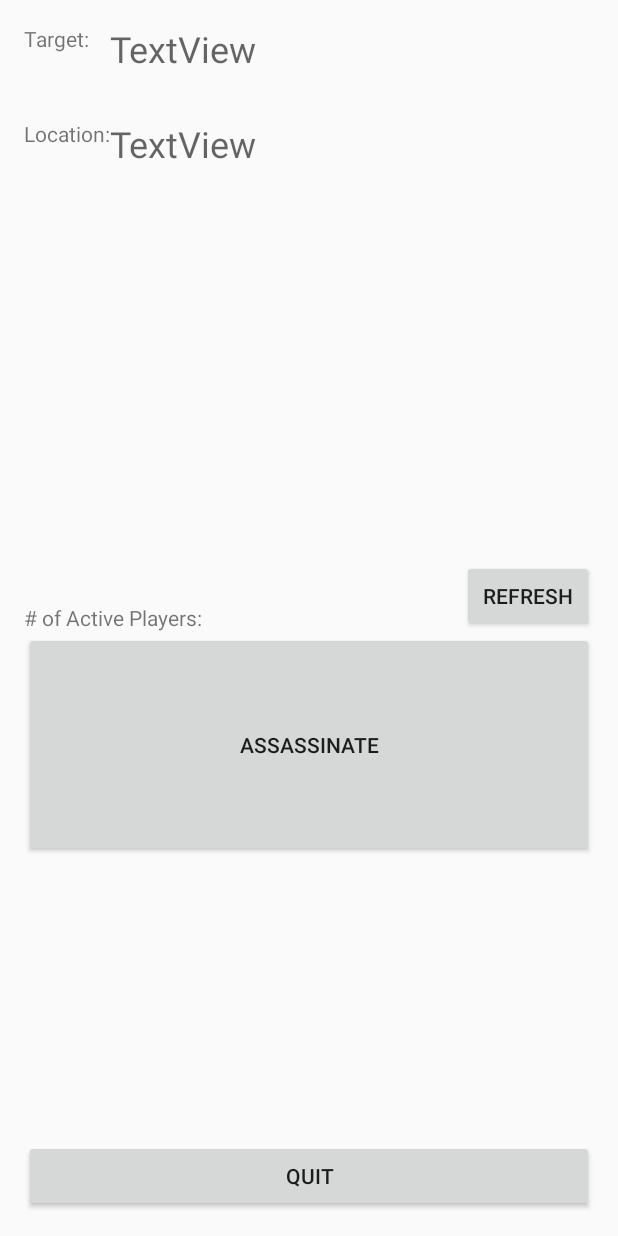
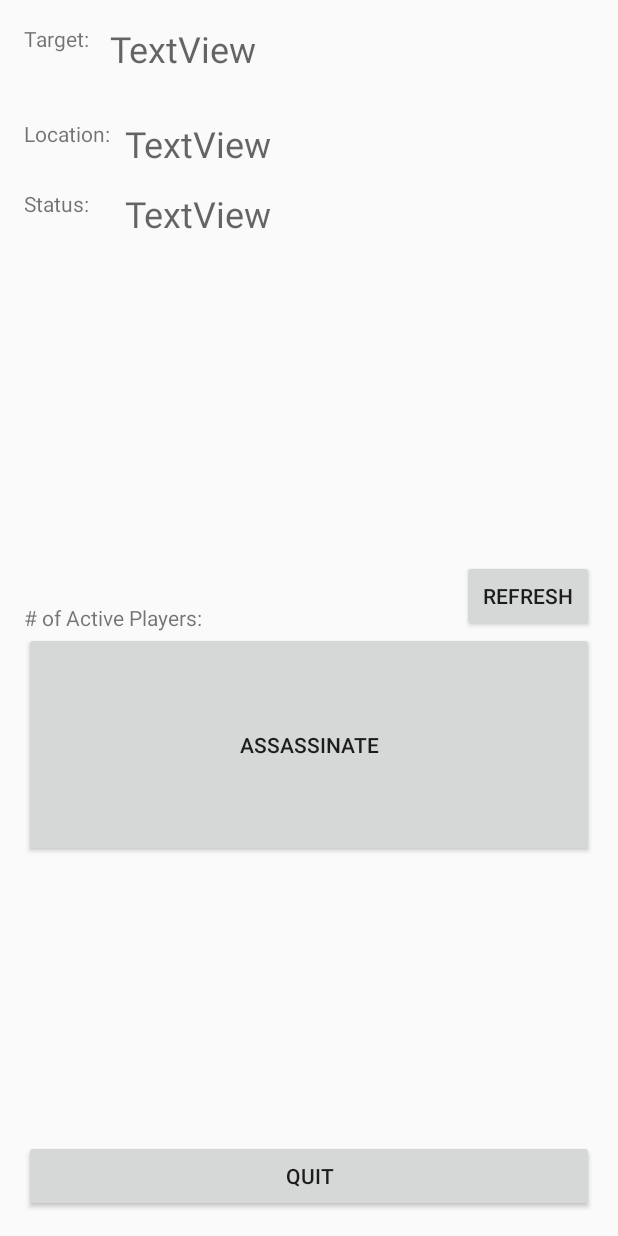
Before and after one commit to minterm/assassin, an Android app: the layout activity_in_game.xml on its own in the app's theme, with its tools: preview values and no code run, on a phone screen of 412 x 824 dp. Run offline under Robolectric (Android 15) with nearby library versions, the phone set to English and light mode, and no system bars; network calls fail.

Commit message:
last push

```diff
--- a/Assassin/app/src/main/java/com/example/andrewarifin/assassin/Lose.java
+++ b/Assassin/app/src/main/java/com/example/andrewarifin/assassin/Lose.java
@@ -1,6 +1,8 @@
 package com.example.andrewarifin.assassin;
 
+import android.content.ComponentName;
 import android.content.Intent;
+import android.content.pm.PackageManager;
 import android.support.v7.app.AppCompatActivity;
 import android.os.Bundle;
 import android.view.View;
@@ -11,6 +13,10 @@ public class Lose extends AppCompatActivity {
     protected void onCreate(Bundle savedInstanceState) {
         super.onCreate(savedInstanceState);
         setContentView(R.layout.activity_lose);
+        PackageManager pm  = this.getPackageManager();
+        ComponentName componentName = new ComponentName(this, MyReceiver.class);
+        pm.setComponentEnabledSetting(componentName,PackageManager.COMPONENT_ENABLED_STATE_DISABLED,
+                PackageManager.DONT_KILL_APP);
     }
     public void backToMain(View view){
         //startActivity(new Intent(Lose.this, MainActivity.class));
--- a/Assassin/app/src/main/res/layout/activity_in_game.xml
+++ b/Assassin/app/src/main/res/layout/activity_in_game.xml
@@ -50,7 +50,8 @@
         android:layout_alignParentLeft="true"
         android:layout_alignParentStart="true"
         android:layout_alignParentRight="true"
-        android:layout_alignParentEnd="true" />
+        android:layout_alignParentEnd="true"
+        android:onClick="assassinate"/>
 
     <Button
         android:text="quit"
@@ -80,17 +81,6 @@
         android:text="TextView"
         android:layout_width="wrap_content"
         android:layout_height="wrap_content"
-        android:id="@+id/locationName"
-        android:textAppearance="@style/TextAppearance.AppCompat.Medium"
-        android:textSize="24sp"
-        android:fontFamily="sans-serif"
-        android:layout_alignTop="@+id/textView4"
-        android:layout_toEndOf="@+id/textView4" />
-
-    <TextView
-        android:text="TextView"
-        android:layout_width="wrap_content"
-        android:layout_height="wrap_content"
         android:id="@+id/targetName"
         android:textAppearance="@style/TextAppearance.AppCompat.Medium"
         android:textSize="24sp"
@@ -98,4 +88,36 @@
         android:layout_alignParentTop="true"
         android:layout_toEndOf="@+id/textView4" />
 
+    <TextView
+        android:text="TextView"
+        android:layout_width="wrap_content"
+        android:layout_height="wrap_content"
+        android:id="@+id/locationName"
+        android:textAppearance="@style/TextAppearance.AppCompat.Medium"
+        android:textSize="24sp"
+        android:fontFamily="sans-serif"
+        android:layout_alignTop="@+id/textView4"
+        android:layout_toEndOf="@+id/textView4"
+        android:layout_marginStart="10dp" />
+
+    <TextView
+        android:text="Status:"
+        android:layout_width="wrap_content"
+        android:layout_height="wrap_content"
+        android:id="@+id/status"
+        android:layout_alignTop="@+id/statusText"
+        android:layout_alignEnd="@+id/textView3" />
+
+    <TextView
+        android:text="TextView"
+        android:layout_width="wrap_content"
+        android:layout_height="wrap_content"
+        android:id="@+id/statusText"
+        android:textAppearance="@style/TextAppearance.AppCompat.Medium"
+        android:textSize="24sp"
+        android:fontFamily="sans-serif"
+        android:layout_marginTop="14dp"
+        android:layout_below="@+id/locationName"
+        android:layout_alignStart="@+id/locationName" />
+
 </RelativeLayout>
```
Also changed, not shown: Assassin/app/src/main/java/com/example/andrewarifin/assassin/InGame.java (+94 -12 lines), Assassin/app/src/main/java/com/example/andrewarifin/assassin/MainActivity.java (+7 -1 lines), Assassin/app/src/main/java/com/example/andrewarifin/assassin/MyReceiver.java (+33 -6 lines), Assassin/app/src/main/java/com/example/andrewarifin/assassin/Winner.java (+11 -0 lines), Assassin/app/src/main/res/layout/activity_main.xml (+16 -32 lines), 1 other file.
